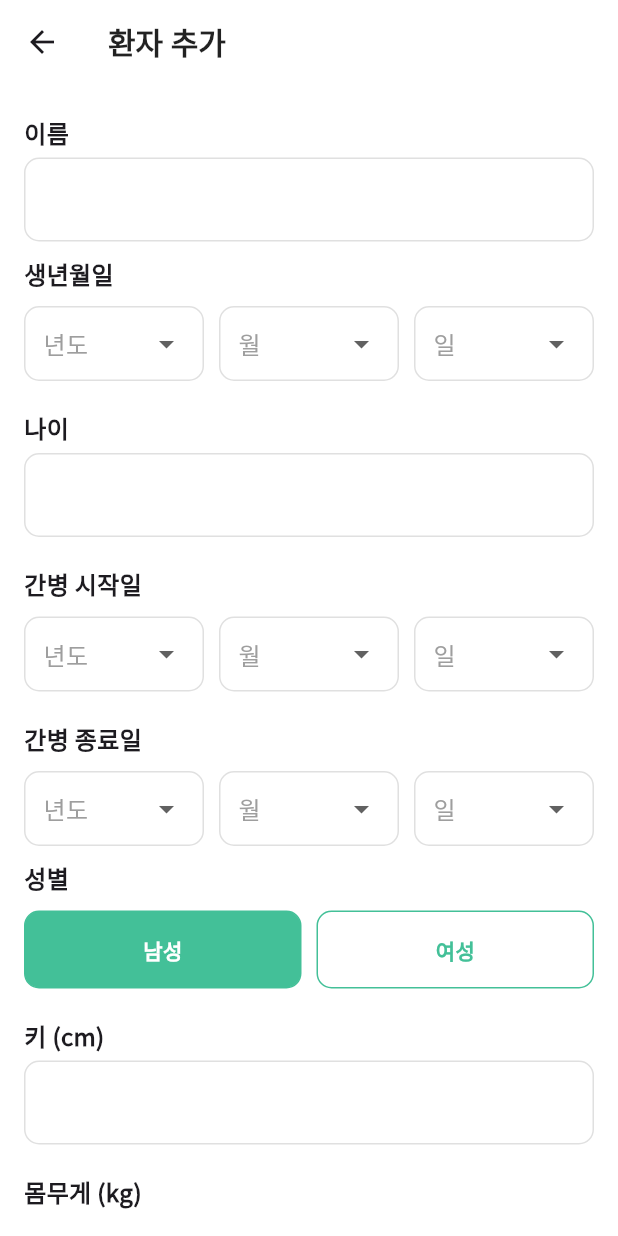
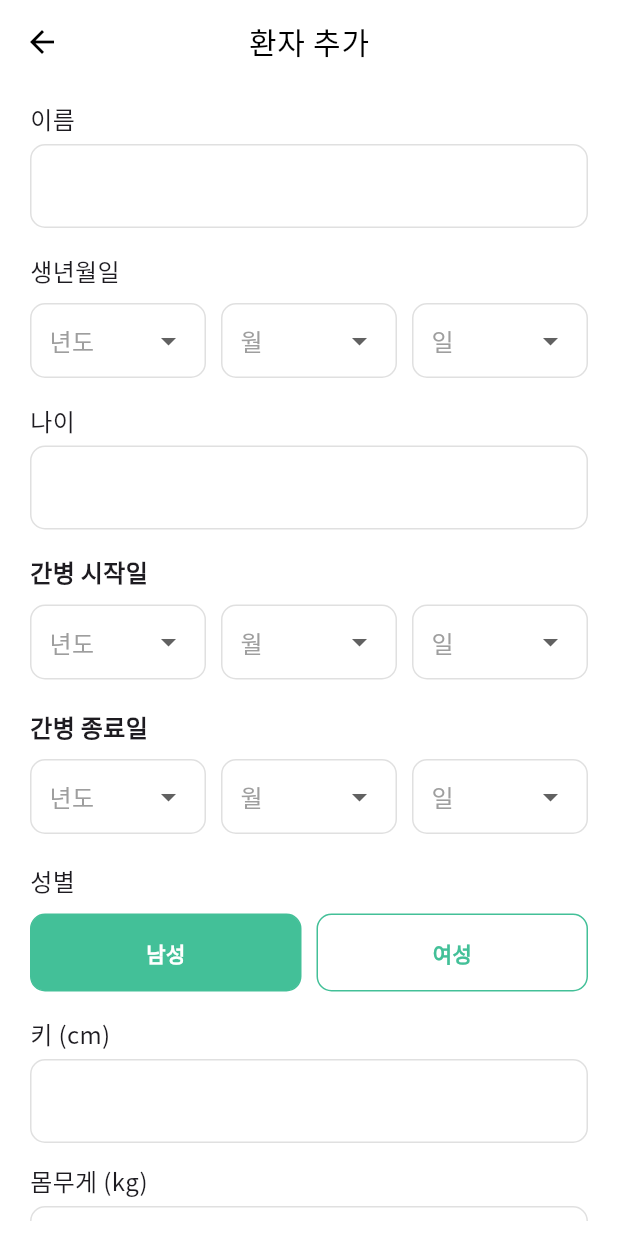
Before and after one commit to SKTPurpleHawks/CareNova, a Flutter app: the PatientAddScreen screen opened directly with empty values, on a phone screen of 412 x 824 dp. Run offline on Flutter 3.47's test engine with Material 3 defaults, Android fonts, the light colour scheme and no system bars; our stand-ins replace google_fonts, permission_handler; missing offline and left inert: flutter_sound; Roboto replaces fonts that are missing (NanumSquareNeodEb).

Commit message:
front 수정 환자관리 전

```diff
--- a/myungil/project/app/frontend/lib/foreign_user_signup_screen.dart
+++ b/myungil/project/app/frontend/lib/foreign_user_signup_screen.dart
@@ -148,11 +148,11 @@ class _ForeignUserSignupScreenState extends State<ForeignUserSignupScreen> {
         backgroundColor: Colors.white,
         elevation: 0,
         centerTitle: true, // 중앙 정렬 필수
-        title: Image.asset(
-          'assets/images/textlogo.png', // 여기에 로고 이미지 경로 입력
-          height: 25, // 원하는 높이 조정 가능
-          fit: BoxFit.contain,
-        ),
+        // title: Image.asset(
+        //   'assets/images/textlogo.png', // 여기에 로고 이미지 경로 입력
+        //   height: 25, // 원하는 높이 조정 가능
+        //   fit: BoxFit.contain,
+        // ),
         iconTheme: IconThemeData(color: Colors.black),
       ),
       body: Padding(
--- a/myungil/project/app/frontend/lib/patient_add_screen.dart
+++ b/myungil/project/app/frontend/lib/patient_add_screen.dart
@@ -2,6 +2,7 @@ import 'package:flutter/material.dart';
 import 'package:http/http.dart' as http;
 import 'dart:convert';
 import 'patient_manage_screen.dart';
+import 'package:google_fonts/google_fonts.dart';
 
 class PatientAddScreen extends StatefulWidget {
   final String token;
@@ -125,14 +126,35 @@ class _PatientAddScreenState extends State<PatientAddScreen> {
   @override
   Widget build(BuildContext context) {
     return Scaffold(
-      appBar: AppBar(title: Text("환자 추가")),
+      appBar: AppBar(
+        backgroundColor: Colors.white,
+        elevation: 0,
+        centerTitle: true,
+        title: Padding(
+          padding: const EdgeInsets.symmetric(horizontal: 16.0),
+          child: Text(
+            "환자 추가",
+            style: GoogleFonts.notoSansKr(
+              fontSize: 20,
+              fontWeight: FontWeight.w500,
+              letterSpacing: 0.5,
+              color: Colors.black,
+            ),
+          ),
+        ),
+        leading: IconButton(
+          icon: const Icon(Icons.arrow_back, color: Colors.black),
+          onPressed: () => Navigator.pop(context),
+        ),
+      ),
       body: Padding(
-        padding: const EdgeInsets.all(16.0),
+        padding: const EdgeInsets.symmetric(horizontal: 20.0, vertical: 10),
         child: Form(
           key: _formKey,
           child: ListView(
             children: [
               _buildTextFieldWithLabel(_nameController, "이름"),
+              SizedBox(height: 10),
               _buildDateSelectionWithLabel("생년월일", _birthday, (date) {
                 setState(() {
                   _birthday = date;
@@ -148,17 +170,18 @@ class _PatientAddScreenState extends State<PatientAddScreen> {
                 readOnly: true,
               ),
               SizedBox(height: 10),
-              _buildDateSelectionWithLabel("간병 시작일", _startDate, (date) {
+              _buildDateSelectionWithLabel2("간병 시작일", _startDate, (date) {
                 setState(() {
                   _startDate = date;
                 });
               }),
               SizedBox(height: 10),
-              _buildDateSelectionWithLabel("간병 종료일", _endDate, (date) {
+              _buildDateSelectionWithLabel2("간병 종료일", _endDate, (date) {
                 setState(() {
                   _endDate = date;
                 });
               }),
+              SizedBox(height: 10),
               _buildGenderSelectionWithLabel(),
               SizedBox(height: 10),
               _buildTextFieldWithLabel(_heightController, "키 (cm)",
@@ -175,6 +198,7 @@ class _PatientAddScreenState extends State<PatientAddScreen> {
               SizedBox(height: 10),
               _buildMultiSelectWithLabel(
                   "환자 보유 질환", _symptoms, _selectedSymptoms),
+              SizedBox(height: 10),
               _buildDropdownWithLabel(
                   "보행 가능 여부",
                   _canWalk,
@@ -193,17 +217,25 @@ class _PatientAddScreenState extends State<PatientAddScreen> {
                   ['비흡연', '흡연', '상관없음'],
                   (value) => setState(() => _smoking = value)),
               const SizedBox(height: 20),
-              Container(
+              SizedBox(
                 width: double.infinity,
-                height: 50,
-                decoration: BoxDecoration(
-                  color: Colors.black,
-                  borderRadius: BorderRadius.circular(10),
-                ),
-                child: TextButton(
+                child: ElevatedButton(
                   onPressed: _addPatient,
-                  child: const Text("환자 추가",
-                      style: TextStyle(color: Colors.white, fontSize: 18)),
+                  style: ElevatedButton.styleFrom(
+                    backgroundColor: Color(0xFF43C098),
+                    padding: const EdgeInsets.symmetric(vertical: 16),
+                    shape: RoundedRectangleBorder(
+                      borderRadius: BorderRadius.circular(12),
+                    ),
+                  ),
+                  child: Text(
+                    "환자 추가",
+                    style: GoogleFonts.notoSansKr(
+                      fontSize: 18,
+                      fontWeight: FontWeight.w500,
+                      color: Colors.white,
+                    ),
+                  ),
                 ),
               ),
             ],
@@ -220,7 +252,7 @@ class _PatientAddScreenState extends State<PatientAddScreen> {
         crossAxisAlignment: CrossAxisAlignment.start,
         children: [
           Text("성별",
-              style: TextStyle(fontSize: 16, fontWeight: FontWeight.bold)),
+              style: TextStyle(fontSize: 16, fontWeight: FontWeight.w400)),
           SizedBox(height: 10),
           Row(
             mainAxisAlignment: MainAxisAlignment.spaceAround,
@@ -306,7 +338,7 @@ class _PatientAddScreenState extends State<PatientAddScreen> {
         crossAxisAlignment: CrossAxisAlignment.start,
         children: [
           Text(label,
-              style: TextStyle(fontSize: 16, fontWeight: FontWeight.bold)),
+              style: TextStyle(fontSize: 16, fontWeight: FontWeight.w400)),
           SizedBox(height: 10),
           Row(
             children: [
@@ -318,6 +350,76 @@ class _PatientAddScreenState extends State<PatientAddScreen> {
             ],
           ),
         ],
+      ),
+    );
+  }
+
+  Widget _buildDateSelectionWithLabel2(
+      String label, DateTime? selectedDate, Function(DateTime?) onDateChanged) {
+    return Padding(
+      padding: const EdgeInsets.symmetric(vertical: 5),
+      child: Column(
+        crossAxisAlignment: CrossAxisAlignment.start,
+        children: [
+          Text(label,
+              style: TextStyle(fontSize: 16, fontWeight: FontWeight.bold)),
+          SizedBox(height: 10),
+          Row(
+            children: [
+              Expanded(child: _buildDropdownYear2(selectedDate, onDateChanged)),
+              SizedBox(width: 10),
+              Expanded(child: _buildDropdownMonth(selectedDate, onDateChanged)),
+              SizedBox(width: 10),
+              Expanded(child: _buildDropdownDay(selectedDate, onDateChanged)),
+            ],
+          ),
+        ],
+      ),
+    );
+  }
+
+  Widget _buildDropdownYear2(
+      DateTime? selectedDate, Function(DateTime?) onDateChanged) {
+    int currentYear = DateTime.now().year;
+
+    return _buildDropdown<int>(
+      selectedValue: selectedDate?.year,
+      hintText: "년도",
+      items: List.generate(
+          100, (index) => currentYear + index), // 현재 연도부터 100년 뒤까지
+      onChanged: (int? newValue) {
+        if (newValue != null) {
+          onDateChanged(DateTime(
+              newValue, selectedDate?.month ?? 1, selectedDate?.day ?? 1));
+        }
+      },
+    );
+  }
+
+  Widget _buildDropdown<T>(
+      {T? selectedValue,
+      required String hintText,
+      required List<T> items,
+      required Function(T?) onChanged}) {
+    return Container(
+      padding: EdgeInsets.symmetric(horizontal: 12),
+      decoration: BoxDecoration(
+        color: Colors.white,
+        borderRadius: BorderRadius.circular(10),
+        border: Border.all(color: Colors.grey.shade300),
+      ),
+      child: DropdownButtonHideUnderline(
+        child: DropdownButton<T>(
+          value: selectedValue,
+          hint: Text(hintText, style: TextStyle(color: Colors.grey)),
+          items: items
+              .map((T item) =>
+                  DropdownMenuItem(value: item, child: Text(item.toString())))
+              .toList(),
+          onChanged: onChanged,
+          isExpanded: true,
+          dropdownColor: Colors.white, // ✅ 펼쳤을 때 배경을 하얀색으로 설정
+        ),
       ),
     );
   }
@@ -346,6 +448,7 @@ class _PatientAddScreenState extends State<PatientAddScreen> {
             }
           },
           isExpanded: true,
+          dropdownColor: Colors.white,
         ),
       ),
     );
@@ -376,6 +479,7 @@ class _PatientAddScreenState extends State<PatientAddScreen> {
             }
           },
           isExpanded: true,
+          dropdownColor: Colors.white,
         ),
       ),
     );
@@ -405,6 +509,7 @@ class _PatientAddScreenState extends State<PatientAddScreen> {
             }
           },
           isExpanded: true,
+          dropdownColor: Colors.white,
         ),
       ),
     );
@@ -416,12 +521,12 @@ class _PatientAddScreenState extends State<PatientAddScreen> {
       bool readOnly = false,
       TextInputType keyboardType = TextInputType.text}) {
     return Padding(
-      padding: const EdgeInsets.symmetric(vertical: 5),
+      padding: const EdgeInsets.symmetric(vertical: 2),
       child: Column(
         crossAxisAlignment: CrossAxisAlignment.start,
         children: [
           Text(label,
-              style: TextStyle(fontSize: 16, fontWeight: FontWeight.bold)),
+              style: TextStyle(fontSize: 16, fontWeight: FontWeight.w400)),
           SizedBox(height: 5),
           TextFormField(
             controller: controller,
@@ -461,7 +566,7 @@ class _PatientAddScreenState extends State<PatientAddScreen> {
         crossAxisAlignment: CrossAxisAlignment.start,
         children: [
           Text(label,
-              style: TextStyle(fontSize: 16, fontWeight: FontWeight.bold)),
+              style: TextStyle(fontSize: 16, fontWeight: FontWeight.w400)),
           SizedBox(height: 5),
           Container(
             decoration: BoxDecoration(
@@ -474,10 +579,15 @@ class _PatientAddScreenState extends State<PatientAddScreen> {
               decoration: InputDecoration(
                 hintText: label, // 문자열만 넣기
                 hintStyle: TextStyle(color: Colors.grey),
-                border: InputBorder.none,
+                border: OutlineInputBorder(
+                  borderRadius: BorderRadius.circular(10), // 둥근 모서리 유지
+                  borderSide: BorderSide.none, // 기본 테두리 제거
+                ),
+                fillColor: Colors.white,
                 contentPadding:
                     EdgeInsets.symmetric(horizontal: 20, vertical: 15),
               ),
+              dropdownColor: Colors.white,
               items: items
                   .map((String item) =>
                       DropdownMenuItem(value: item, child: Text(item)))
@@ -492,27 +602,6 @@ class _PatientAddScreenState extends State<PatientAddScreen> {
     );
   }
 
-  Widget _buildDropdown(String label, String value, List<String> items,
-      Function(String) onChanged) {
-    return Padding(
-      padding: const EdgeInsets.symmetric(vertical: 5),
-      child: DropdownButtonFormField<String>(
-        decoration:
-            InputDecoration(labelText: label, border: OutlineInputBorder()),
-        value: value,
-        items: items.map((String item) {
-          return DropdownMenuItem<String>(
-            value: item,
-            child: Text(item),
-          );
-        }).toList(),
-        onChanged: (String? newValue) {
-          if (newValue != null) onChanged(newValue);
-        },
-      ),
-    );
-  }
-
   Widget _buildMultiSelectWithLabel(
       String label, List<String> allItems, List<String> selectedItems) {
     return Padding(
@@ -521,7 +610,7 @@ class _PatientAddScreenState extends State<PatientAddScreen> {
         crossAxisAlignment: CrossAxisAlignment.start,
         children: [
           Text(label,
-              style: TextStyle(fontSize: 16, fontWeight: FontWeight.bold)),
+              style: TextStyle(fontSize: 16, fontWeight: FontWeight.w400)),
           SizedBox(height: 10),
           Container(
             decoration: BoxDecoration(
@@ -530,7 +619,7 @@ class _PatientAddScreenState extends State<PatientAddScreen> {
               border: Border.all(color: Colors.grey.shade300),
             ),
             child: ExpansionTile(
-              title: Text('${selectedItems.length} 선택됨',
+              title: Text('${selectedItems.length}개 선택됨',
                   style: TextStyle(fontSize: 16)),
               children: allItems.map((item) {
                 return CheckboxListTile(
--- a/myungil/project/app/frontend/lib/patient_manage_screen.dart
+++ b/myungil/project/app/frontend/lib/patient_manage_screen.dart
@@ -84,6 +84,18 @@ class _PatientManageScreenState extends State<PatientManageScreen> {
   @override
   Widget build(BuildContext context) {
     return Scaffold(
+      appBar: AppBar(
+        title: Text('환자 관리'),
+        actions: [
+          IconButton(
+            icon: const Icon(Icons.logout),
+            onPressed: () {
+              // 로그아웃 → 로그인 화면으로 이동
+              Navigator.pushReplacementNamed(context, "/");
+            },
+          ),
+        ],
+      ),
       body: _patients.isEmpty
           ? Center(child: Text("등록된 환자가 없습니다."))
           : ListView.builder(
```
